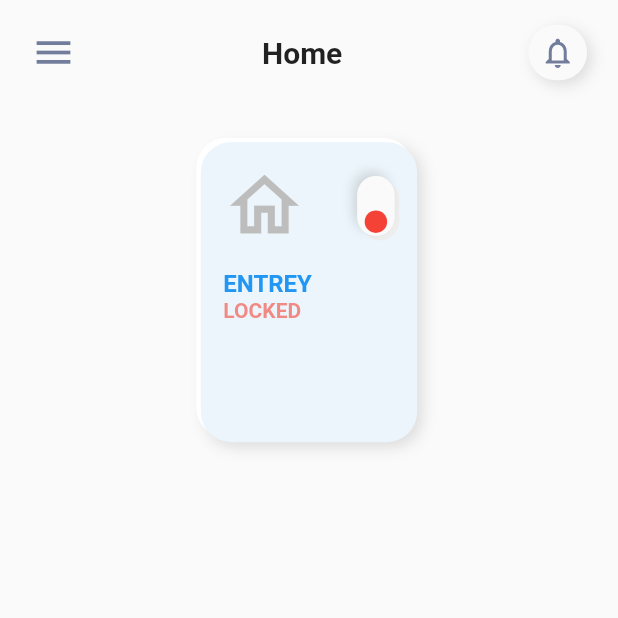
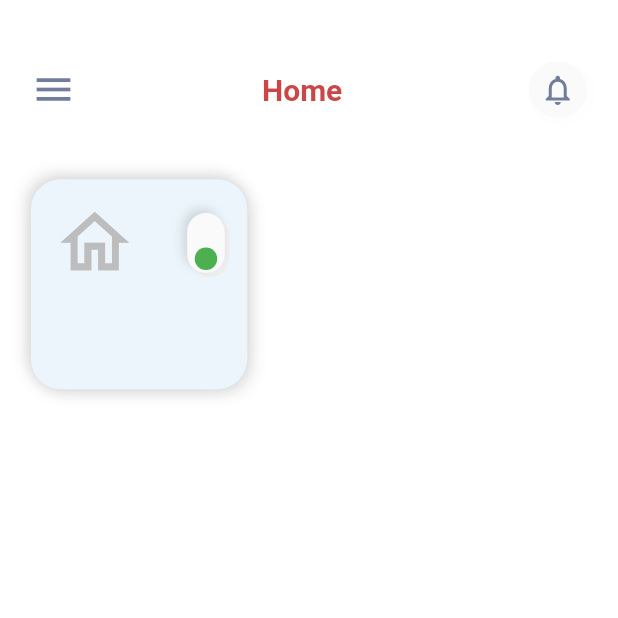
Before and after one commit to amenmelki/pfe-app-iot, a Flutter app: the AccesPage screen opened directly, on a phone screen of 412 x 824 dp, the top half of it. Run offline on Flutter 3.47's test engine with Material 2 defaults, Android fonts, the phone set to English and light mode, and no system bars; our stand-ins replace flutter_svg, introduction_screen, percent_indicator; missing offline and left inert: dart:ffi.

Commit message:
acces_changed

```diff
--- a/lib/Dashboard/components/body.dart
+++ b/lib/Dashboard/components/body.dart
@@ -2,7 +2,6 @@
 import 'package:flutter/material.dart';
 import 'package:pfe_project/acces.dart';
 import 'package:pfe_project/constants.dart';
-import 'package:pfe_project/SensorScreen/sensor_screen.dart';
 
 import 'package:pfe_project/AccountPage.dart';
 import 'package:pfe_project/login.dart';
--- a/lib/acces.dart
+++ b/lib/acces.dart
@@ -1,5 +1,3 @@
-import 'package:flutter/src/widgets/framework.dart';
-import 'package:flutter/src/widgets/placeholder.dart';
 import 'package:flutter/material.dart';
 import 'package:pfe_project/constants.dart';
 import 'package:pfe_project/dashbord.dart';
@@ -16,12 +14,13 @@
   @override
   Widget build(BuildContext context) {
     Size size = MediaQuery.of(context).size;
-    return SafeArea(
-      child: Padding(
+    return Scaffold(
+      backgroundColor: Colors.white,
+      body: Padding(
         padding: EdgeInsets.symmetric(horizontal: size.width * 0.05),
         child: Column(
           children: [
-            SizedBox(height: size.height * 0.02),
+            SizedBox(height: size.height * 0.05),
             Row(
               mainAxisAlignment: MainAxisAlignment.spaceBetween,
               children: [
@@ -33,7 +32,7 @@
                 Text(
                   "Home",
                   style: TextStyle(
-                    color: Colors.black87,
+                    color: Color.fromARGB(221, 195, 42, 42),
                     fontWeight: FontWeight.bold,
                     fontSize: 20,
                   ),
@@ -46,7 +45,7 @@
                     borderRadius: BorderRadius.circular(30),
                     boxShadow: [
                       BoxShadow(
-                        color: Colors.black12,
+                        color: Color.fromARGB(31, 240, 239, 239),
                         blurRadius: 8,
                         offset: Offset(3, 3),
                       ),
@@ -59,96 +58,8 @@
                 ),
               ],
             ),
-            /*SizedBox(height: size.height * 0.03),
-            Row(
-              children: [
-                Container(
-                  height: 120,
-                  width: 120,
-                  child: ClipRRect(
-                    borderRadius: BorderRadius.circular(20),
-                    child: Image.asset(
-                      "assets/mkk.jpg",
-                      fit: BoxFit.cover,
-                    ),
-                  ),
-                ),
-                SizedBox(width: size.width * 0.05),
-                Column(
-                  crossAxisAlignment: CrossAxisAlignment.start,
-                  children: [
-                    Text(
-                      "NOVM 30, 2001",
-                      style: TextStyle(
-                        color: Colors.grey,
-                        fontWeight: FontWeight.w600,
-                        fontSize: 15,
-                      ),
-                    ),
-                    Text(
-                      "Good Morning,\nAmen",
-                      style: TextStyle(
-                        color: Colors.black87,
-                        fontWeight: FontWeight.bold,
-                        fontSize: 30,
-                      ),
-                    ),
-                  ],
-                ),
-              ],
-            ),
             SizedBox(height: size.height * 0.05),
             Row(
-              children: [
-                Expanded(
-                  child: Column(
-                    crossAxisAlignment: CrossAxisAlignment.start,
-                    children: [
-                      Text(
-                        "40°",
-                        style: TextStyle(
-                          fontSize: 20,
-                          fontWeight: FontWeight.w600,
-                          color: Colors.grey,
-                        ),
-                      ),
-                      Text(
-                        "TEMPERATURE",
-                        style: TextStyle(
-                          color: Colors.grey,
-                          fontSize: 20,
-                        ),
-                      ),
-                    ],
-                  ),
-                ),
-                Expanded(
-                  child: Column(
-                    crossAxisAlignment: CrossAxisAlignment.start,
-                    children: [
-                      Text(
-                        "54%",
-                        style: TextStyle(
-                          fontSize: 20,
-                          fontWeight: FontWeight.w600,
-                          color: Colors.grey,
-                        ),
-                      ),
-                      Text(
-                        "HUMIDITY",
-                        style: TextStyle(
-                          color: Colors.grey,
-                          fontSize: 20,
-                        ),
-                      ),
-                    ],
-                  ),
-                ),
-              ],
-            ),*/
-            SizedBox(height: size.height * 0.05),
-            Row(
-              mainAxisAlignment: MainAxisAlignment.spaceAround,
               children: [
                 DashboardIot(
                   size: size,
@@ -158,31 +69,8 @@
                   statusOn: 'OPEN',
                   statusOff: 'LOCKED',
                 ),
-                /*DashboardIot(
-                  size: size,
-                  icon: Icon(Icons.local_fire_department,
-                      size: 55, color: Colors.grey.shade400),
-                  title: 'FIRE ',
-                  statusOn: 'SAFE',
-                  statusOff: 'NOT-SAFE',
-                ),*/
               ],
             ),
-            /* SizedBox(height: size.height * 0.025),
-            Row(
-              mainAxisAlignment: MainAxisAlignment.spaceAround,
-              children: [
-                DashboardIot(
-                  size: size,
-                  icon: Icon(Icons.directions_walk,
-                      size: 55, color: Colors.grey.shade400),
-                  title: 'MOTION',
-                  statusOn: 'DETECTED',
-                  statusOff: 'NOT DETECTED',
-                ),
-              ],
-            ),
-            SizedBox(height: size.height * 0.025),*/
           ],
         ),
       ),
--- a/lib/dashbord.dart
+++ b/lib/dashbord.dart
@@ -1,10 +1,17 @@
+import 'dart:ffi' as ffi;
+import 'dart:ui' as ui;
+
 import 'package:flutter/material.dart';
+import 'package:flutter/src/widgets/framework.dart';
+import 'package:flutter/src/widgets/icon.dart';
+import 'package:flutter/src/widgets/placeholder.dart';
 import 'package:pfe_project/constants.dart';
 
 class DashboardIot extends StatefulWidget {
   final Size size;
   final Icon icon;
   final String title, statusOn, statusOff;
+
   const DashboardIot(
       {Key? key,
       required this.size,
@@ -26,12 +33,10 @@
 
   @override
   void initState() {
-    // TODO: implement initState
     _animationController = AnimationController(
       vsync: this,
       duration: Duration(milliseconds: 350),
     );
-
     _animation = Tween<Alignment>(
             begin: Alignment.bottomCenter, end: Alignment.topCenter)
         .animate(
@@ -45,9 +50,10 @@
     super.initState();
   }
 
+  @override
   Widget build(BuildContext context) {
     return Container(
-      height: 200,
+      height: 140,
       width: widget.size.width * 0.35,
       decoration: BoxDecoration(
         color: kBgColor,
@@ -59,14 +65,14 @@
             offset: Offset(3, 3),
           ),
           BoxShadow(
-            color: Colors.white,
-            blurRadius: 0,
+            color: Colors.black12,
+            blurRadius: 8,
             offset: Offset(-3, -3),
           ),
         ],
       ),
       child: Padding(
-        padding: const EdgeInsets.all(15),
+        padding: EdgeInsets.all(15),
         child: Column(
           crossAxisAlignment: CrossAxisAlignment.start,
           children: [
@@ -74,8 +80,7 @@
               mainAxisAlignment: MainAxisAlignment.spaceBetween,
               children: [
                 widget.icon,
-                widget.title == "ENTREY" || widget.title == "MOTION"
-                    ? AnimatedBuilder(
+                AnimatedBuilder(
                   animation: _animationController,
                   builder: (animation, child) {
                     return GestureDetector(
@@ -116,8 +121,7 @@
                             margin: EdgeInsets.symmetric(
                                 vertical: 2, horizontal: 1),
                             decoration: BoxDecoration(
-                                    color:
-                                        isChecked ? Colors.red : Colors.green,
+                              color: Colors.green,
                               shape: BoxShape.circle,
                             ),
                           ),
@@ -125,26 +129,9 @@
                       ),
                     );
                   },
+                ),
+              ],
             )
-                    : Container(),
-              ],
-            ),
-            SizedBox(height: 15),
-            Text(
-              widget.title,
-              style: TextStyle(
-                fontSize: 16,
-                fontWeight: FontWeight.bold,
-                color: Colors.blue,
-              ),
-            ),
-            Text(
-              isChecked ? widget.statusOff : widget.statusOn,
-              style: TextStyle(
-                fontWeight: FontWeight.bold,
-                color: isChecked ? Colors.red.withOpacity(0.6) : Colors.green,
-              ),
-            ),
           ],
         ),
       ),
```
Also changed, not shown: lib/SensorScreen/components/body.dart (deleted, +0 -188 lines), lib/SensorScreen/sensor_screen.dart (deleted, +0 -15 lines), lib/SensorScreen/components/sensor_screen.dart (deleted), lib/SensorScreen/components/status_button.dart (deleted), lib/SensorScreen/components/toggle_button.dart (deleted). Lines whose indentation alone changed are shown as unchanged.
